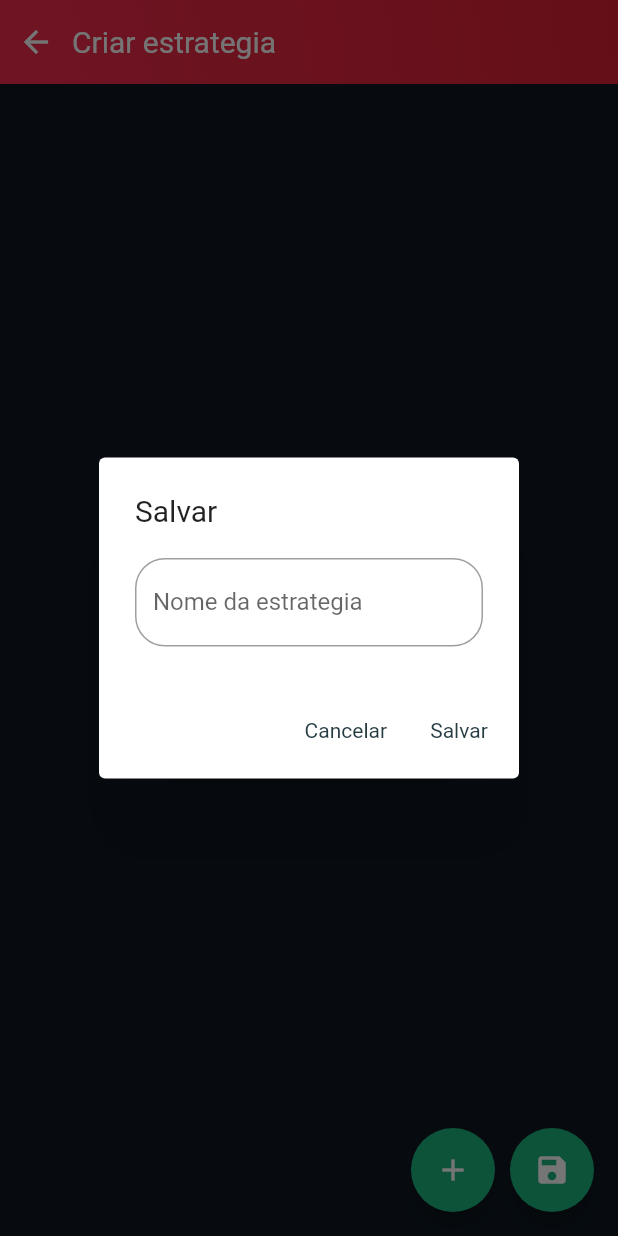
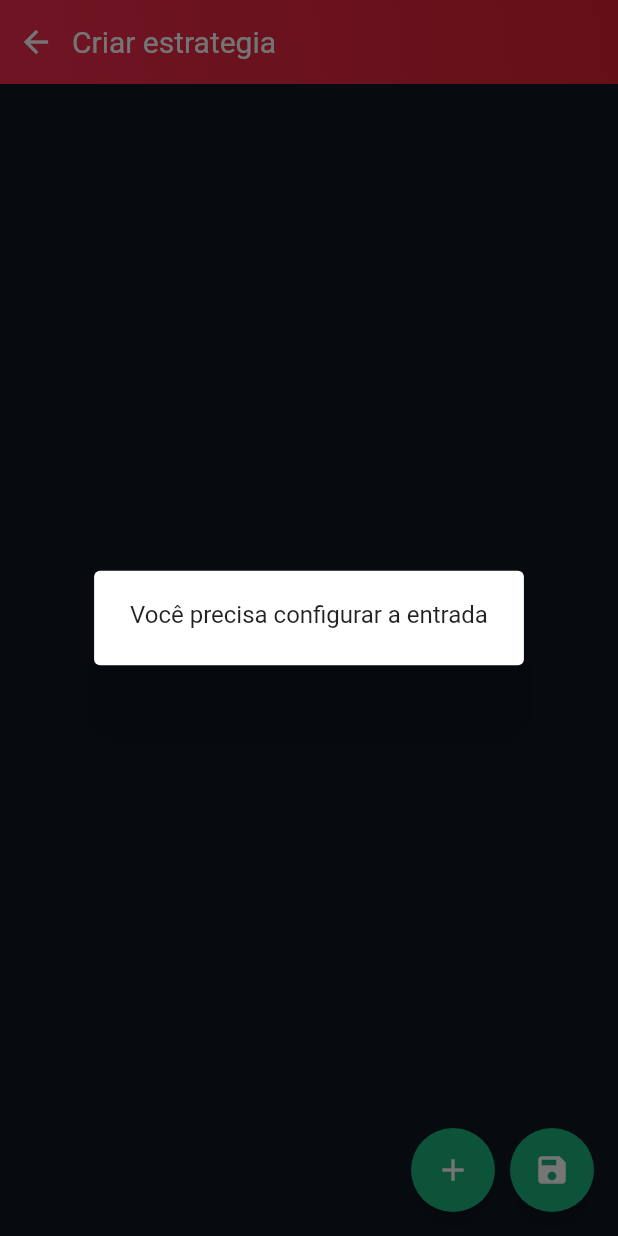
Before and after one commit to infixs/iabets-app, a Flutter app: the BlazeCreateStrategyPage screen opened directly, after a tap on the "save" icon, on a phone screen of 412 x 824 dp. Run offline on Flutter 3.47's test engine with Material 2 defaults, Android fonts, the phone set to English and light mode, and no system bars; our stand-ins replace bloc, cloud_firestore, cloud_functions, dio, equatable, file_picker and 13 more; accounts and stored records are empty; project files that could hold a hidden picture were left out.

Commit message:
update blaze page create strategy

```diff
--- a/lib/presentation/pages/blaze/blaze_create_strategy_controller.dart
+++ b/lib/presentation/pages/blaze/blaze_create_strategy_controller.dart
@@ -35,5 +35,13 @@ class ResultRule {
 class ResultStrategyEntity {
   final List<StrategyColors> colors;
   final List<ResultRule>? rules;
+
   const ResultStrategyEntity({required this.colors, required this.rules});
 }
+
+class EntryStrategy {
+  final StrategyColors colorTarget;
+  final StrategyColors colorResult;
+
+  EntryStrategy({required this.colorTarget, required this.colorResult});
+}
--- a/lib/presentation/pages/blaze/blaze_create_strategy_page.dart
+++ b/lib/presentation/pages/blaze/blaze_create_strategy_page.dart
@@ -2,6 +2,7 @@ import 'package:flutter/material.dart';
 
 import 'blaze_create_strategy_controller.dart';
 import 'components/custom_app_bar_settings/custom_app_bar_settings.dart';
+import 'components/strategy_creation_entry_widget.dart';
 import 'components/strategy_creation_item_widget.dart';
 
 class BlazeCreateStrategyPage extends StatefulWidget {
@@ -15,6 +16,14 @@ class BlazeCreateStrategyPage extends StatefulWidget {
 class _BlazeCreateStrategyPageState extends State<BlazeCreateStrategyPage> {
   final BlazeCreateStrategyController blazeCreateStrategyController =
       BlazeCreateStrategyController();
+  final List<EntryStrategy> entrys = [];
+  final ValueNotifier<int> numberEntrys = ValueNotifier<int>(1);
+
+  @override
+  void dispose() {
+    numberEntrys.dispose();
+    super.dispose();
+  }
 
   void addStrategy() {
     List<int> positions = [];
@@ -226,7 +235,6 @@ class _BlazeCreateStrategyPageState extends State<BlazeCreateStrategyPage> {
                   colors: colors,
                   rules: rules,
                 );
-
                 blazeCreateStrategyController.add(value);
                 Navigator.pop(context);
               },
@@ -253,7 +261,8 @@ class _BlazeCreateStrategyPageState extends State<BlazeCreateStrategyPage> {
     );
   }
 
-  void saveStrategy() => showDialog<void>(
+  void saveStrategy() => (entrys.length > 0)
+      ? showDialog<void>(
           context: context,
           builder: (BuildContext context) => AlertDialog(
             title: Text('Salvar'),
@@ -278,6 +287,15 @@ class _BlazeCreateStrategyPageState extends State<BlazeCreateStrategyPage> {
               )
             ],
           ),
+        )
+      : showDialog<void>(
+          context: context,
+          builder: (BuildContext context) {
+            Future.delayed(Duration(seconds: 2), () => Navigator.pop(context));
+            return AlertDialog(
+              content: Text('Você precisa configurar a entrada'),
+            );
+          },
         );
 
   @override
@@ -303,13 +321,78 @@ class _BlazeCreateStrategyPageState extends State<BlazeCreateStrategyPage> {
       ),
       body: AnimatedBuilder(
         animation: blazeCreateStrategyController,
-        builder: (BuildContext context, Widget? child) => ListView.builder(
+        builder: (BuildContext context, Widget? child) => Column(
+          crossAxisAlignment: CrossAxisAlignment.start,
+          children: [
+            blazeCreateStrategyController.strategyes.length > 0
+                ? Padding(
+                    padding: const EdgeInsets.only(left: 20, top: 10),
+                    child: Text(
+                      'Resultados',
+                      style: TextStyle(color: Colors.white, fontSize: 16),
+                    ),
+                  )
+                : Container(),
+            ListView.builder(
+              shrinkWrap: true,
               itemCount: blazeCreateStrategyController.strategyes.length,
               itemBuilder: (BuildContext context, int index) =>
                   StrategyCreationitemWidget(
                 index: index,
                 strategy: blazeCreateStrategyController.strategyes[index],
               ),
+            ),
+            blazeCreateStrategyController.strategyes.length > 0
+                ? Column(
+                    crossAxisAlignment: CrossAxisAlignment.start,
+                    children: [
+                      Padding(
+                        padding: const EdgeInsets.only(left: 20, top: 10),
+                        child: Row(
+                          children: [
+                            Padding(
+                              padding: const EdgeInsets.only(right: 175),
+                              child: Text(
+                                'Entradas',
+                                style: TextStyle(
+                                    color: Colors.white, fontSize: 16),
+                              ),
+                            ),
+                            Text(
+                              'Adicionar',
+                              style:
+                                  TextStyle(color: Colors.white, fontSize: 16),
+                            ),
+                            IconButton(
+                              onPressed: () {
+                                numberEntrys.value++;
+                              },
+                              icon: Icon(
+                                Icons.add,
+                                color: Colors.white,
+                              ),
+                            )
+                          ],
+                        ),
+                      ),
+                      ValueListenableBuilder(
+                        valueListenable: numberEntrys,
+                        builder:
+                            (BuildContext context, int value, Widget? child) =>
+                                ListView.builder(
+                          shrinkWrap: true,
+                          itemCount: numberEntrys.value,
+                          itemBuilder: (BuildContext context, int index) =>
+                              StrategyCreationEntryWidget(
+                            entrys: entrys,
+                            index: index,
+                          ),
+                        ),
+                      ),
+                    ],
+                  )
+                : Container()
+          ],
         ),
       ),
       floatingActionButton: Row(
```
Also changed, not shown: lib/presentation/pages/blaze/components/strategy_creation_entry_widget.dart (added, +156 -0 lines). Lines whose indentation alone changed are shown as unchanged.
